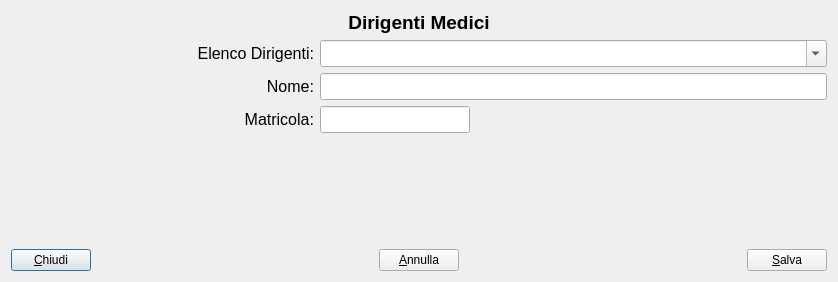
Old version of the form manageemployee.ui in the repository gcala/GestioneCompetenzeMedici.
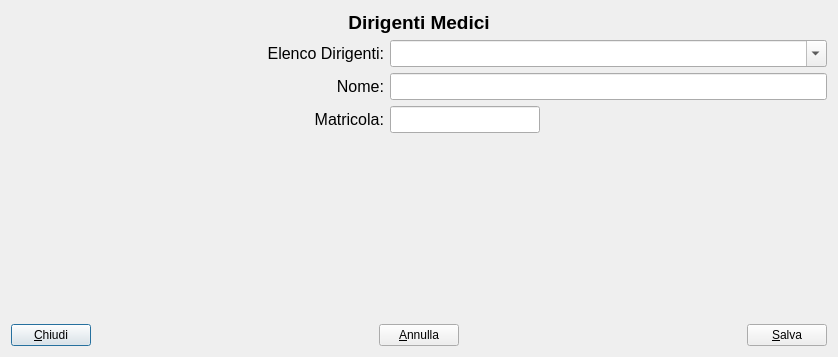
New version of the form. Icons and pictures are not drawn. Custom widgets are drawn as their Qt base class.

Commit message: increased/smoothed profile image

The edit to the form file:
```diff
--- a/manageemployee.ui
+++ b/manageemployee.ui
@@ -7,7 +7,7 @@
     <x>0</x>
     <y>0</y>
     <width>838</width>
-    <height>282</height>
+    <height>357</height>
    </rect>
   </property>
   <property name="windowTitle">
@@ -39,14 +39,14 @@
         <widget class="QLabel" name="photoLabel">
          <property name="minimumSize">
           <size>
-           <width>180</width>
-           <height>180</height>
+           <width>250</width>
+           <height>250</height>
           </size>
          </property>
          <property name="maximumSize">
           <size>
-           <width>180</width>
-           <height>180</height>
+           <width>250</width>
+           <height>250</height>
           </size>
          </property>
          <property name="text">
@@ -54,6 +54,19 @@
          </property>
         </widget>
        </item>
+       <item>
+        <spacer name="verticalSpacer_3">
+         <property name="orientation">
+          <enum>Qt::Vertical</enum>
+         </property>
+         <property name="sizeHint" stdset="0">
+          <size>
+           <width>20</width>
+           <height>40</height>
+          </size>
+         </property>
+        </spacer>
+       </item>
       </layout>
      </item>
      <item>
```
The commit also changes 1 other file.
